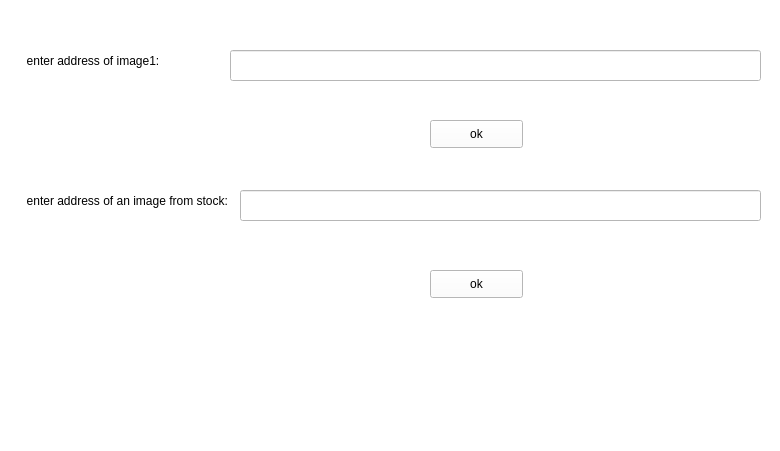
Above: app.ui from zolfaShefreie/carpet_factory before the change. Below: the same form after it.
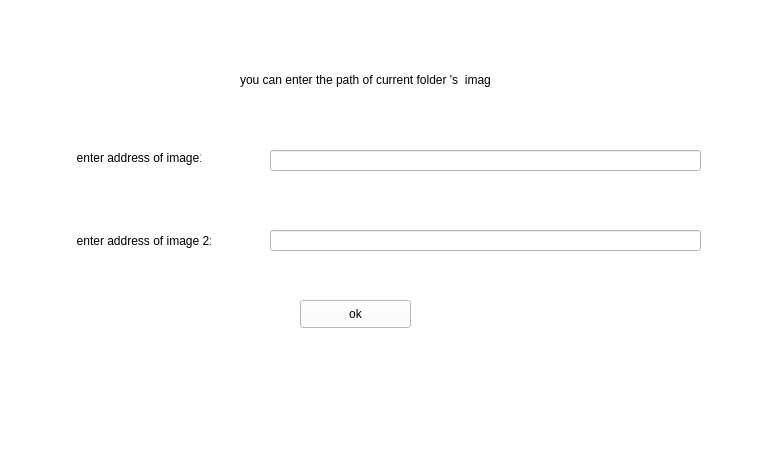
That is the form after the change. The open tabs and pages were chosen to show the change. Icons and pictures are not drawn.

The edit to the form file:
```diff
--- a/app.ui
+++ b/app.ui
@@ -691,10 +691,10 @@
     <widget class="QLabel" name="label_19">
      <property name="geometry">
       <rect>
-       <x>20</x>
-       <y>50</y>
-       <width>201</width>
-       <height>21</height>
+       <x>70</x>
+       <y>150</y>
+       <width>131</width>
+       <height>16</height>
       </rect>
      </property>
      <property name="text">
@@ -704,68 +704,42 @@
     <widget class="QLineEdit" name="lineEdit_5">
      <property name="geometry">
       <rect>
-       <x>230</x>
-       <y>50</y>
-       <width>531</width>
-       <height>31</height>
+       <x>270</x>
+       <y>150</y>
+       <width>431</width>
+       <height>21</height>
       </rect>
      </property>
     </widget>
-    <widget class="QPushButton" name="pushButton_10">
-     <property name="geometry">
-      <rect>
-       <x>430</x>
-       <y>120</y>
-       <width>93</width>
-       <height>28</height>
-      </rect>
-     </property>
-     <property name="text">
-      <string>ok</string>
-     </property>
-    </widget>
-    <widget class="QLabel" name="label_20">
-     <property name="geometry">
-      <rect>
-       <x>170</x>
-       <y>340</y>
-       <width>461</width>
-       <height>61</height>
-      </rect>
-     </property>
-     <property name="text">
-      <string/>
-     </property>
-    </widget>
     <widget class="QLabel" name="label_25">
      <property name="geometry">
       <rect>
-       <x>20</x>
-       <y>180</y>
-       <width>231</width>
-       <height>41</height>
+       <x>70</x>
+       <y>230</y>
+       <width>141</width>
+       <height>21</height>
       </rect>
      </property>
      <property name="text">
-      <string>  enter address of an image from stock:</string>
+      <string>  enter address of image 2:</string>
      </property>
     </widget>
     <widget class="QLineEdit" name="lineEdit_8">
      <property name="geometry">
       <rect>
-       <x>240</x>
-       <y>190</y>
-       <width>521</width>
-       <height>31</height>
+       <x>270</x>
+       <y>230</y>
+       <width>431</width>
+       <height>21</height>
       </rect>
      </property>
     </widget>
     <widget class="QPushButton" name="pushButton_14">
      <property name="geometry">
       <rect>
-       <x>430</x>
-       <y>270</y>
-       <width>93</width>
+       <x>300</x>
+       <y>300</y>
+       <width>111</width>
        <height>28</height>
       </rect>
      </property>
@@ -773,6 +747,42 @@
       <string>ok</string>
      </property>
     </widget>
+    <widget class="QLabel" name="label_20">
+     <property name="geometry">
+      <rect>
+       <x>240</x>
+       <y>70</y>
+       <width>251</width>
+       <height>20</height>
+      </rect>
+     </property>
+     <property name="text">
+      <string>you can enter the path of current folder 's  images</string>
+     </property>
+    </widget>
+    <widget class="QLabel" name="label_58">
+     <property name="geometry">
+      <rect>
+       <x>270</x>
+       <y>0</y>
+       <width>511</width>
+       <height>451</height>
+      </rect>
+     </property>
+     <property name="styleSheet">
+      <string notr="true">background-image: url(C:/Users/Narm-gostar/Documents/GitHub/web-crawler/carpet_factory/background/background1.jpg);</string>
+     </property>
+     <property name="text">
+      <string/>
+     </property>
+    </widget>
+    <zorder>label_58</zorder>
+    <zorder>label_19</zorder>
+    <zorder>lineEdit_5</zorder>
+    <zorder>label_25</zorder>
+    <zorder>lineEdit_8</zorder>
+    <zorder>pushButton_14</zorder>
+    <zorder>label_20</zorder>
    </widget>
    <widget class="QWidget" name="page_11">
     <widget class="QLabel" name="label_21">
```
Left out of the diff: 172 changed lines with no effect on the pictures.
